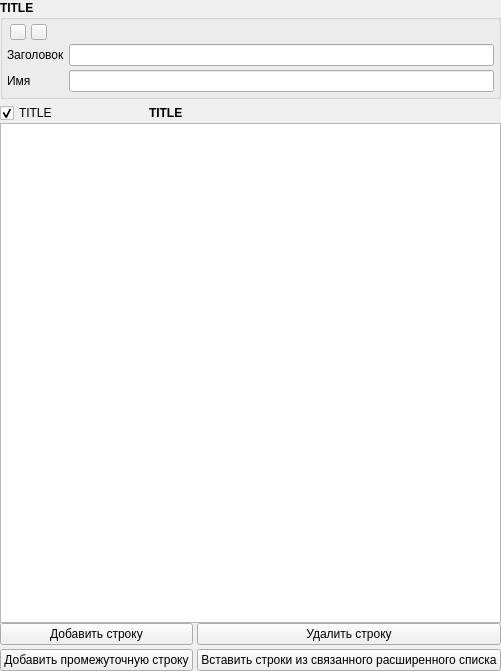
Qt form src/components/variableextendedlistframe.ui (Gris87/ProtocolCreator) before a commit.
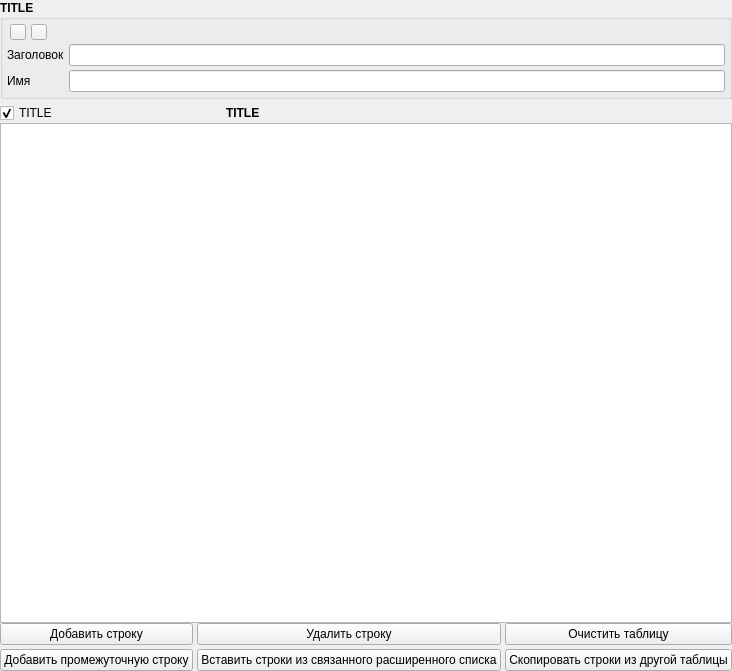
The same form after that commit. Icons and pictures are not drawn. Custom widgets are drawn as their Qt base class.

Commit message: Additional buttons for EXTList. Round. Changed context menu

```diff
--- a/src/components/variableextendedlistframe.ui
+++ b/src/components/variableextendedlistframe.ui
@@ -576,6 +576,20 @@
              </property>
             </widget>
            </item>
+           <item row="0" column="2">
+            <widget class="QPushButton" name="clearButton">
+             <property name="text">
+              <string>Очистить таблицу</string>
+             </property>
+            </widget>
+           </item>
+           <item row="1" column="2">
+            <widget class="QPushButton" name="copyFromAnotherTableButton">
+             <property name="text">
+              <string>Скопировать строки из другой таблицы</string>
+             </property>
+            </widget>
+           </item>
           </layout>
          </item>
         </layout>
```
The commit also changes 3 other files.
